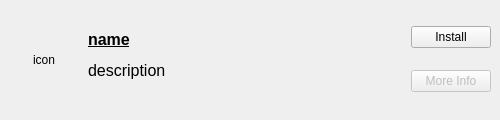
Old version of the form app-center/applicationitemwidget.ui in the repository acidburn0zzz/app-center.
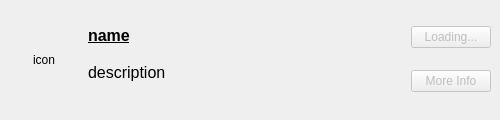
New version of the form. Icons and pictures are not drawn.

```diff
--- a/app-center/applicationitemwidget.ui
+++ b/app-center/applicationitemwidget.ui
@@ -11,7 +11,7 @@
    </rect>
   </property>
   <property name="sizePolicy">
-   <sizepolicy hsizetype="Preferred" vsizetype="Preferred">
+   <sizepolicy hsizetype="Maximum" vsizetype="Maximum">
     <horstretch>0</horstretch>
     <verstretch>0</verstretch>
    </sizepolicy>
@@ -47,23 +47,11 @@
    <item>
     <widget class="QFrame" name="applicationItem">
      <property name="sizePolicy">
-      <sizepolicy hsizetype="Fixed" vsizetype="Fixed">
+      <sizepolicy hsizetype="Preferred" vsizetype="Preferred">
        <horstretch>0</horstretch>
        <verstretch>0</verstretch>
       </sizepolicy>
      </property>
-     <property name="minimumSize">
-      <size>
-       <width>500</width>
-       <height>120</height>
-      </size>
-     </property>
-     <property name="maximumSize">
-      <size>
-       <width>500</width>
-       <height>120</height>
-      </size>
-     </property>
      <layout class="QHBoxLayout" name="horizontalLayout">
       <property name="spacing">
        <number>12</number>
@@ -101,19 +89,6 @@
       </item>
       <item>
        <layout class="QVBoxLayout" name="verticalLayout_1">
-        <item>
-         <spacer name="verticalSpacer_2">
-          <property name="orientation">
-           <enum>Qt::Vertical</enum>
-          </property>
-          <property name="sizeHint" stdset="0">
-           <size>
-            <width>20</width>
-            <height>40</height>
-           </size>
-          </property>
-         </spacer>
-        </item>
         <item>
          <widget class="QLabel" name="applicationNameLabel">
           <property name="sizePolicy">
@@ -171,19 +146,6 @@
           </property>
          </widget>
         </item>
-        <item>
-         <spacer name="verticalSpacer">
-          <property name="orientation">
-           <enum>Qt::Vertical</enum>
-          </property>
-          <property name="sizeHint" stdset="0">
-           <size>
-            <width>20</width>
-            <height>40</height>
-           </size>
-          </property>
-         </spacer>
-        </item>
        </layout>
       </item>
       <item>
@@ -193,6 +155,9 @@
         </property>
         <item>
          <widget class="QPushButton" name="installPushButton">
+          <property name="enabled">
+           <bool>false</bool>
+          </property>
           <property name="sizePolicy">
            <sizepolicy hsizetype="Preferred" vsizetype="Maximum">
             <horstretch>0</horstretch>
@@ -209,7 +174,7 @@
            <enum>Qt::TabFocus</enum>
           </property>
           <property name="text">
-           <string>Install</string>
+           <string>Loading...</string>
           </property>
           <property name="icon">
            <iconset theme="download">
```
Left out of the diff: 6 changed lines with no effect on the pictures.
